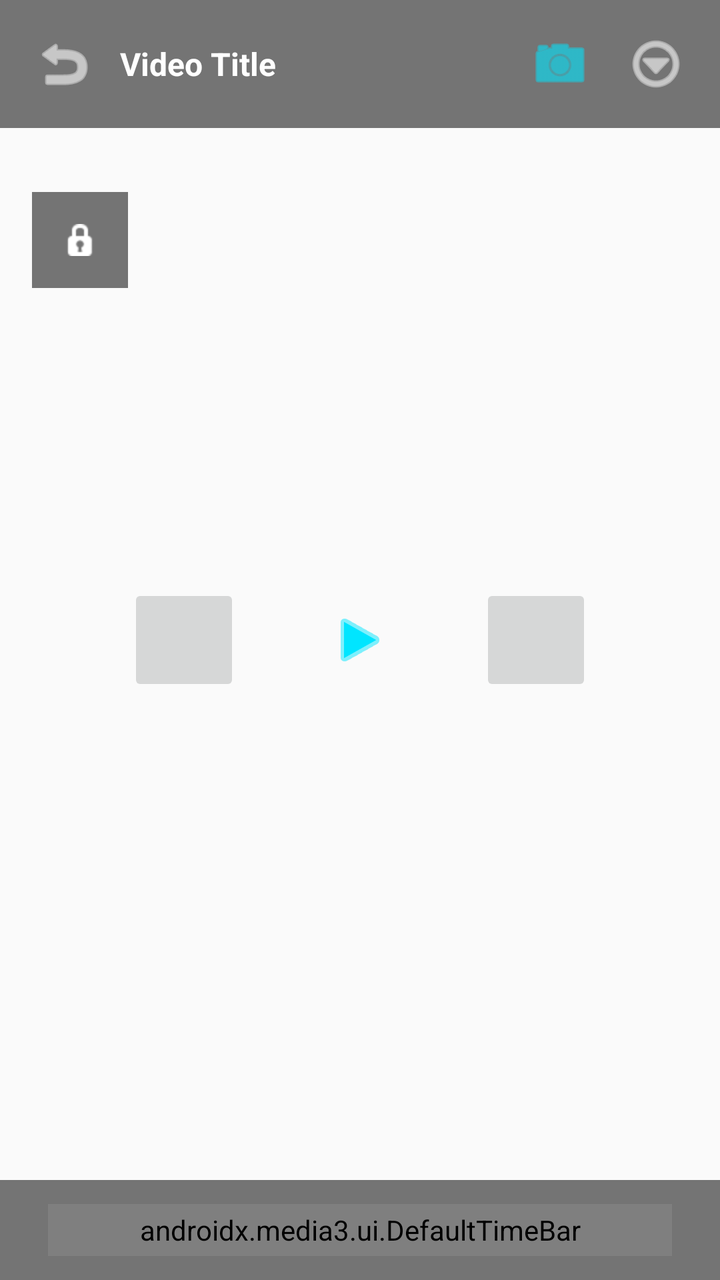
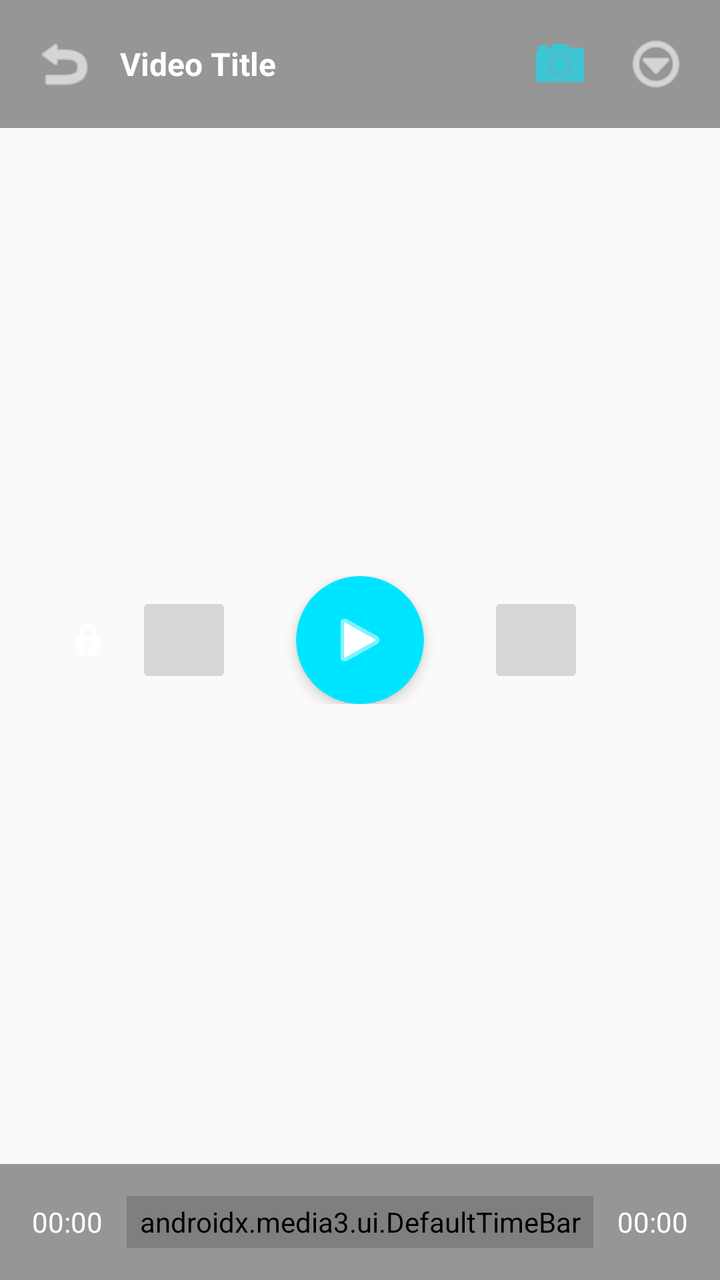

Before-and-after screenshots of an Android layout around one commit, followed by the original layout XML and the change that was made.
<!-- AndroidManifest.xml: application theme Theme.AppCompat.DayNight.NoActionBar -->
<!-- res/layout/custom_playback_controls.xml -->
<?xml version="1.0" encoding="utf-8"?>
<RelativeLayout xmlns:android="http://schemas.android.com/apk/res/android"
    android:layout_width="match_parent"
    android:layout_height="match_parent"
    android:background="#00000000">

    
    <LinearLayout
        android:id="@+id/layoutTopControls"
        android:layout_width="match_parent"
        android:layout_height="wrap_content"
        android:background="#88000000"
        android:gravity="center_vertical"
        android:orientation="horizontal"
        android:padding="16dp">

        <ImageButton
            android:id="@+id/btnBack"
            android:layout_width="32dp"
            android:layout_height="32dp"
            android:background="?attr/selectableItemBackgroundBorderless"
            android:src="@android:drawable/ic_menu_revert"
            android:tint="#FFFFFF" />

        <TextView
            android:id="@+id/tvVideoTitle"
            android:layout_width="0dp"
            android:layout_height="wrap_content"
            android:layout_marginStart="12dp"
            android:layout_weight="1"
            android:ellipsize="marquee"
            android:singleLine="true"
            android:text="Video Title"
            android:textColor="#FFFFFF"
            android:textSize="16sp"
            android:textStyle="bold" />

        
        <ImageButton
            android:id="@+id/btnScreenshot"
            android:layout_width="32dp"
            android:layout_height="32dp"
            android:layout_marginEnd="16dp"
            android:background="?attr/selectableItemBackgroundBorderless"
            android:src="@android:drawable/ic_menu_camera"
            android:tint="#00E5FF" />

        
        <ImageButton
            android:id="@+id/btnMoreSettings"
            android:layout_width="32dp"
            android:layout_height="32dp"
            android:background="?attr/selectableItemBackgroundBorderless"
            android:src="@android:drawable/ic_menu_more"
            android:tint="#FFFFFF" />
    </LinearLayout>

    <ImageButton
        android:id="@+id/btnLock"
        android:layout_width="48dp"
        android:layout_height="48dp"
        android:layout_below="@id/layoutTopControls"
        android:layout_marginStart="16dp"
        android:layout_marginTop="32dp"
        android:background="#88000000"
        android:src="@android:drawable/ic_secure"
        android:tint="#FFFFFF" />

    
    <LinearLayout
        android:layout_width="wrap_content"
        android:layout_height="wrap_content"
        android:layout_centerInParent="true"
        android:gravity="center"
        android:orientation="horizontal">

        <ImageButton
            android:id="@+id/exo_prev"
            style="@style/ExoMediaButton.Previous"
            android:layout_width="56dp"
            android:layout_height="56dp"
            android:tint="#FFFFFF" />

        <ImageButton
            android:id="@+id/exo_play_pause"
            android:layout_width="72dp"
            android:layout_height="72dp"
            android:layout_marginHorizontal="24dp"
            android:background="@android:color/transparent"
            android:src="@android:drawable/ic_media_play"
            android:tint="#00E5FF" />

        <ImageButton
            android:id="@+id/exo_next"
            style="@style/ExoMediaButton.Next"
            android:layout_width="56dp"
            android:layout_height="56dp"
            android:tint="#FFFFFF" />
    </LinearLayout>

    
    <TextView
        android:id="@+id/tvNanoSecondOverlay"
        android:layout_width="wrap_content"
        android:layout_height="wrap_content"
        android:layout_centerInParent="true"
        android:background="#AA000000"
        android:padding="16dp"
        android:text="00:00.000"
        android:textColor="#FF671F"
        android:textSize="28sp"
        android:textStyle="bold"
        android:visibility="gone" />

    
    <LinearLayout
        android:id="@+id/layoutBottomControls"
        android:layout_width="match_parent"
        android:layout_height="wrap_content"
        android:layout_alignParentBottom="true"
        android:background="#88000000"
        android:orientation="vertical"
        android:padding="12dp">

        <LinearLayout
            android:layout_width="match_parent"
            android:layout_height="wrap_content"
            android:gravity="center_vertical"
            android:orientation="horizontal">

            <TextView
                android:id="@+id/exo_position"
                android:layout_width="wrap_content"
                android:layout_height="wrap_content"
                android:textColor="#FFFFFF" />

            <androidx.media3.ui.DefaultTimeBar
                android:id="@+id/exo_progress"
                android:layout_width="0dp"
                android:layout_height="26dp"
                android:layout_marginHorizontal="12dp"
                android:layout_weight="1" />

            <TextView
                android:id="@+id/exo_duration"
                android:layout_width="wrap_content"
                android:layout_height="wrap_content"
                android:textColor="#FFFFFF" />
        </LinearLayout>
    </LinearLayout>
</RelativeLayout>
<!-- resources referenced by this layout -->
<resources>

</resources>

<!-- the commit's change to res/layout/custom_playback_controls.xml (unified diff, before → after) -->
@@ -1,15 +1,15 @@
 <?xml version="1.0" encoding="utf-8"?>
 <RelativeLayout xmlns:android="http://schemas.android.com/apk/res/android"
+    xmlns:app="http://schemas.android.com/apk/res-auto"
     android:layout_width="match_parent"
     android:layout_height="match_parent"
     android:background="#00000000">
 
     
     <LinearLayout
-        android:id="@+id/layoutTopControls"
         android:layout_width="match_parent"
         android:layout_height="wrap_content"
-        android:background="#88000000"
+        android:background="#66000000"
         android:gravity="center_vertical"
         android:orientation="horizontal"
         android:padding="16dp">
@@ -20,7 +20,7 @@
             android:layout_height="32dp"
             android:background="?attr/selectableItemBackgroundBorderless"
             android:src="@android:drawable/ic_menu_revert"
-            android:tint="#FFFFFF" />
+            app:tint="#FFFFFF" />
 
         <TextView
             android:id="@+id/tvVideoTitle"
@@ -35,7 +35,6 @@
             android:textSize="16sp"
             android:textStyle="bold" />
 
-        
         <ImageButton
             android:id="@+id/btnScreenshot"
             android:layout_width="32dp"
@@ -43,28 +42,27 @@
             android:layout_marginEnd="16dp"
             android:background="?attr/selectableItemBackgroundBorderless"
             android:src="@android:drawable/ic_menu_camera"
-            android:tint="#00E5FF" />
+            app:tint="#00E5FF" />
 
-        
         <ImageButton
             android:id="@+id/btnMoreSettings"
             android:layout_width="32dp"
             android:layout_height="32dp"
             android:background="?attr/selectableItemBackgroundBorderless"
             android:src="@android:drawable/ic_menu_more"
-            android:tint="#FFFFFF" />
+            app:tint="#FFFFFF" />
     </LinearLayout>
 
+    
     <ImageButton
         android:id="@+id/btnLock"
-        android:layout_width="48dp"
-        android:layout_height="48dp"
-        android:layout_below="@id/layoutTopControls"
-        android:layout_marginStart="16dp"
-        android:layout_marginTop="32dp"
-        android:background="#88000000"
+        android:layout_width="40dp"
+        android:layout_height="40dp"
+        android:layout_centerVertical="true"
+        android:layout_marginStart="24dp"
+        android:background="?attr/selectableItemBackgroundBorderless"
         android:src="@android:drawable/ic_secure"
-        android:tint="#FFFFFF" />
+        app:tint="#FFFFFF" />
 
     
     <LinearLayout
@@ -77,28 +75,35 @@
         <ImageButton
             android:id="@+id/exo_prev"
             style="@style/ExoMediaButton.Previous"
-            android:layout_width="56dp"
-            android:layout_height="56dp"
-            android:tint="#FFFFFF" />
+            android:layout_width="48dp"
+            android:layout_height="48dp"
+            app:tint="#FFFFFF" />
 
-        <ImageButton
-            android:id="@+id/exo_play_pause"
-            android:layout_width="72dp"
-            android:layout_height="72dp"
-            android:layout_marginHorizontal="24dp"
-            android:background="@android:color/transparent"
-            android:src="@android:drawable/ic_media_play"
-            android:tint="#00E5FF" />
+        <androidx.cardview.widget.CardView
+            android:layout_width="64dp"
+            android:layout_height="64dp"
+            android:layout_marginHorizontal="32dp"
+            app:cardBackgroundColor="#00E5FF"
+            app:cardCornerRadius="32dp"
+            app:cardElevation="4dp">
+
+            <ImageButton
+                android:id="@+id/exo_play_pause"
+                android:layout_width="match_parent"
+                android:layout_height="match_parent"
+                android:background="?attr/selectableItemBackgroundBorderless"
+                android:src="@android:drawable/ic_media_play"
+                app:tint="#FFFFFF" />
+        </androidx.cardview.widget.CardView>
 
         <ImageButton
             android:id="@+id/exo_next"
             style="@style/ExoMediaButton.Next"
-            android:layout_width="56dp"
-            android:layout_height="56dp"
-            android:tint="#FFFFFF" />
+            android:layout_width="48dp"
+            android:layout_height="48dp"
+            app:tint="#FFFFFF" />
     </LinearLayout>
 
-    
     <TextView
         android:id="@+id/tvNanoSecondOverlay"
         android:layout_width="wrap_content"
@@ -106,46 +111,41 @@
         android:layout_centerInParent="true"
         android:background="#AA000000"
         android:padding="16dp"
-        android:text="00:00.000"
-        android:textColor="#FF671F"
+        android:text="00:00:00.000"
+        android:textColor="#00E5FF"
         android:textSize="28sp"
         android:textStyle="bold"
         android:visibility="gone" />
 
     
     <LinearLayout
-        android:id="@+id/layoutBottomControls"
         android:layout_width="match_parent"
         android:layout_height="wrap_content"
         android:layout_alignParentBottom="true"
-        android:background="#88000000"
-        android:orientation="vertical"
-        android:padding="12dp">
+        android:background="#66000000"
+        android:gravity="center_vertical"
+        android:orientation="horizontal"
+        android:padding="16dp">
 
-        <LinearLayout
-            android:layout_width="match_parent"
+        <TextView
+            android:id="@+id/exo_position"
+            android:layout_width="wrap_content"
             android:layout_height="wrap_content"
-            android:gravity="center_vertical"
-            android:orientation="horizontal">
+            android:text="00:00"
+            android:textColor="#FFFFFF" />
 
-            <TextView
-                android:id="@+id/exo_position"
-                android:layout_width="wrap_content"
-                android:layout_height="wrap_content"
-                android:textColor="#FFFFFF" />
+        <androidx.media3.ui.DefaultTimeBar
+            android:id="@+id/exo_progress"
+            android:layout_width="0dp"
+            android:layout_height="26dp"
+            android:layout_marginHorizontal="12dp"
+            android:layout_weight="1" />
 
-            <androidx.media3.ui.DefaultTimeBar
-                android:id="@+id/exo_progress"
-                android:layout_width="0dp"
-                android:layout_height="26dp"
-                android:layout_marginHorizontal="12dp"
-                android:layout_weight="1" />
-
-            <TextView
-                android:id="@+id/exo_duration"
-                android:layout_width="wrap_content"
-                android:layout_height="wrap_content"
-                android:textColor="#FFFFFF" />
-        </LinearLayout>
+        <TextView
+            android:id="@+id/exo_duration"
+            android:layout_width="wrap_content"
+            android:layout_height="wrap_content"
+            android:text="00:00"
+            android:textColor="#FFFFFF" />
     </LinearLayout>
 </RelativeLayout>
